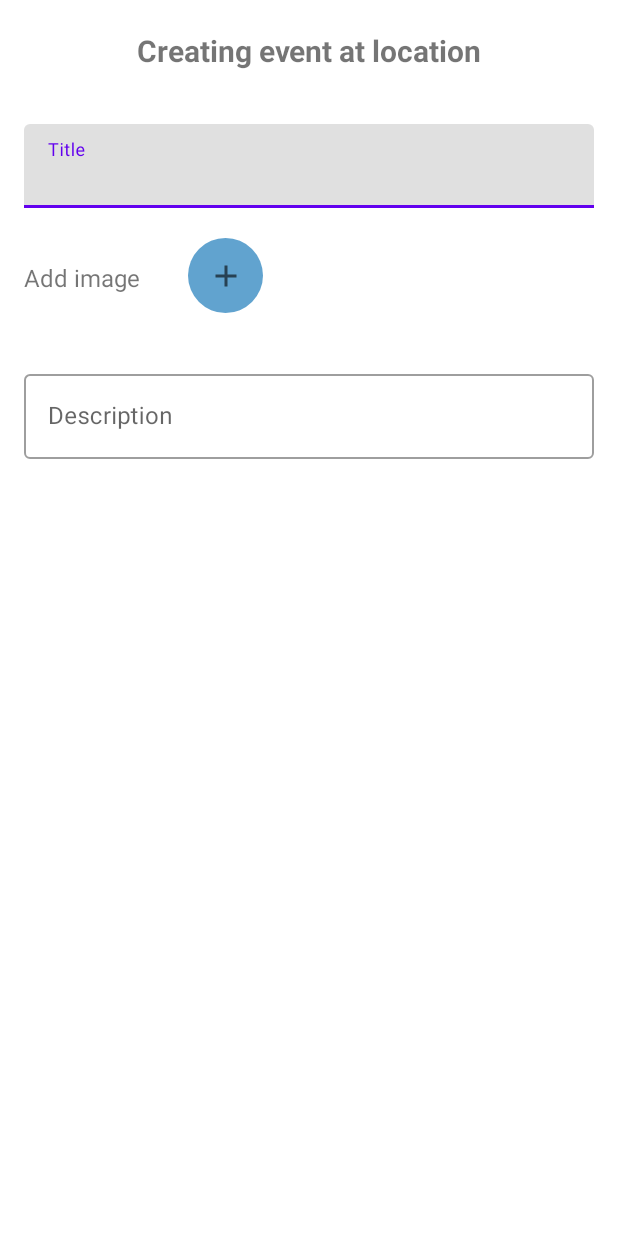
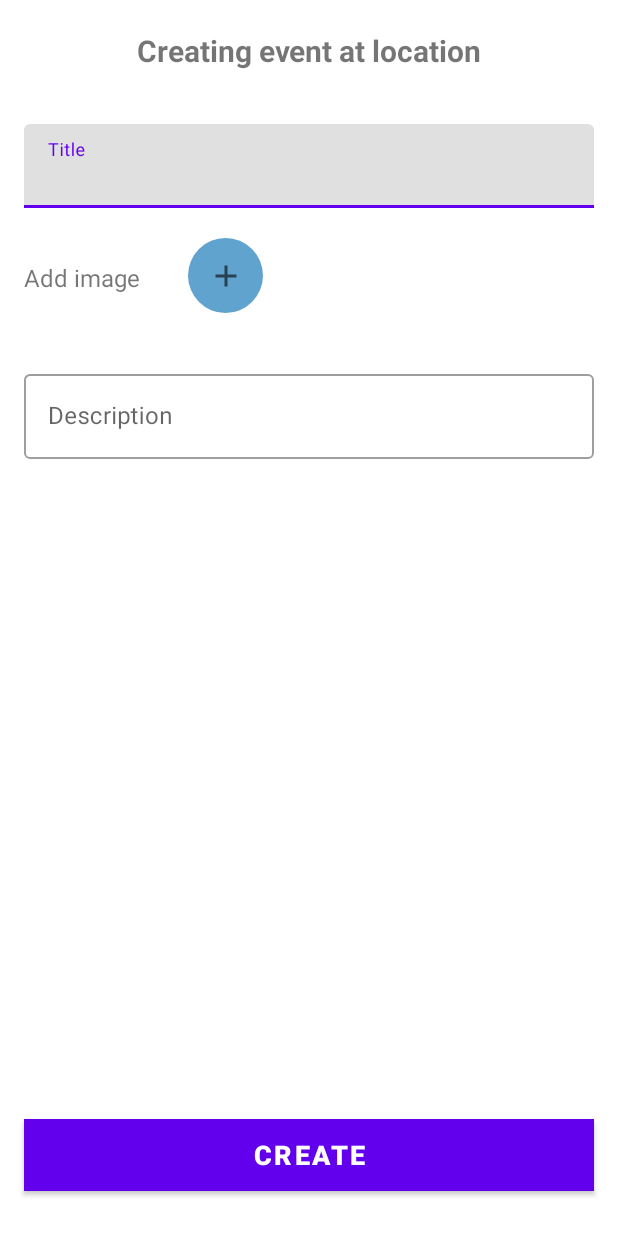
Before and after one commit to Kekelic/newsOnMap, an Android app: the layout dialog_create_news.xml on its own in the app's theme, with its tools: preview values and no code run, on a phone screen of 412 x 824 dp. Run offline under Robolectric (Android 15) with nearby library versions, the phone set to English and light mode, and no system bars.

Commit message:
added changes of CreateNewsDialog

```diff
--- a/app/src/main/AndroidManifest.xml
+++ b/app/src/main/AndroidManifest.xml
@@ -5,6 +5,8 @@
     <uses-permission android:name="android.permission.INTERNET" />
     <uses-permission android:name="android.permission.ACCESS_FINE_LOCATION" />
     <uses-permission android:name="android.permission.ACCESS_COARSE_LOCATION" />
+    <uses-permission android:name="android.permission.READ_EXTERNAL_STORAGE"/>
+    <uses-permission android:name="android.permission.CAMERA"/>
 
     <application
         android:name=".NewsOnMap"
--- a/app/src/main/java/com/example/newsonmap/ui/MainActivity.kt
+++ b/app/src/main/java/com/example/newsonmap/ui/MainActivity.kt
@@ -48,6 +48,7 @@ class MainActivity : AppCompatActivity() {
             ActivityCompat.requestPermissions(this, arrayOf(android.Manifest.permission.ACCESS_FINE_LOCATION), 1000)
             return
         }
+
     }
 
     override fun onRequestPermissionsResult(
--- a/app/src/main/res/layout/dialog_create_news.xml
+++ b/app/src/main/res/layout/dialog_create_news.xml
@@ -86,6 +86,26 @@
             android:layout_height="wrap_content"/>
     </com.google.android.material.textfield.TextInputLayout>
 
+        <Button
+            android:id="@+id/btn_create"
+            android:layout_width="match_parent"
+            android:layout_height="wrap_content"
+            android:layout_marginStart="16dp"
+            android:layout_marginTop="30dp"
+            android:layout_marginEnd="16dp"
+            android:layout_marginBottom="30dp"
+            android:background="@color/teal_200"
+            android:foreground="?attr/selectableItemBackground"
+            android:gravity="center"
+            android:text="Create"
+            android:textColor="@color/white"
+            android:textSize="18sp"
+            android:textStyle="bold"
+            app:layout_constraintEnd_toEndOf="parent"
+            app:layout_constraintStart_toStartOf="parent"
+            app:layout_constraintBottom_toBottomOf="parent"/>
+
+
 
 
 
```
Also changed, not shown: app/src/main/java/com/example/newsonmap/ui/details/CreateNewsDialog.kt (+76 -1 lines), app/src/main/java/com/example/newsonmap/ui/map/MapsFragment.kt (+4 -8 lines).
